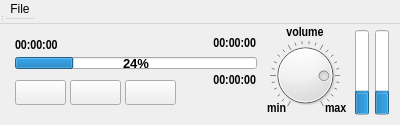
First picture: the form in aaxplayer/aaxplayer.ui, repository adalinbv/aax, before the edit.
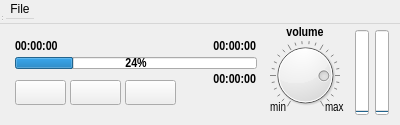
Second picture: the form after the edit.

```diff
--- a/aaxplayer/aaxplayer.ui
+++ b/aaxplayer/aaxplayer.ui
@@ -71,9 +71,9 @@
    <property name="geometry">
     <rect>
      <x>15</x>
-     <y>35</y>
+     <y>40</y>
      <width>71</width>
-     <height>20</height>
+     <height>12</height>
     </rect>
    </property>
    <property name="font">
@@ -95,9 +95,9 @@
    <property name="geometry">
     <rect>
      <x>185</x>
-     <y>35</y>
+     <y>40</y>
      <width>71</width>
-     <height>16</height>
+     <height>12</height>
     </rect>
    </property>
    <property name="font">
@@ -126,6 +126,7 @@
    </property>
    <property name="font">
     <font>
+     <family>Liberation Sans Narrow</family>
      <pointsize>10</pointsize>
      <weight>75</weight>
      <bold>true</bold>
@@ -152,9 +153,9 @@
    <property name="geometry">
     <rect>
      <x>185</x>
-     <y>70</y>
+     <y>73</y>
      <width>71</width>
-     <height>20</height>
+     <height>12</height>
     </rect>
    </property>
    <property name="font">
@@ -205,7 +206,7 @@
     </font>
    </property>
    <property name="value">
-    <number>24</number>
+    <number>0</number>
    </property>
    <property name="orientation">
     <enum>Qt::Vertical</enum>
@@ -231,7 +232,7 @@
     </font>
    </property>
    <property name="value">
-    <number>24</number>
+    <number>0</number>
    </property>
    <property name="orientation">
     <enum>Qt::Vertical</enum>
@@ -271,9 +272,9 @@
    <property name="font">
     <font>
      <family>Liberation Sans Narrow</family>
-     <pointsize>10</pointsize>
-     <weight>75</weight>
-     <bold>true</bold>
+     <pointsize>9</pointsize>
+     <weight>50</weight>
+     <bold>false</bold>
     </font>
    </property>
    <property name="text">
@@ -295,9 +296,9 @@
    <property name="font">
     <font>
      <family>Liberation Sans Narrow</family>
-     <pointsize>10</pointsize>
-     <weight>75</weight>
-     <bold>true</bold>
+     <pointsize>9</pointsize>
+     <weight>50</weight>
+     <bold>false</bold>
     </font>
    </property>
    <property name="text">
```
